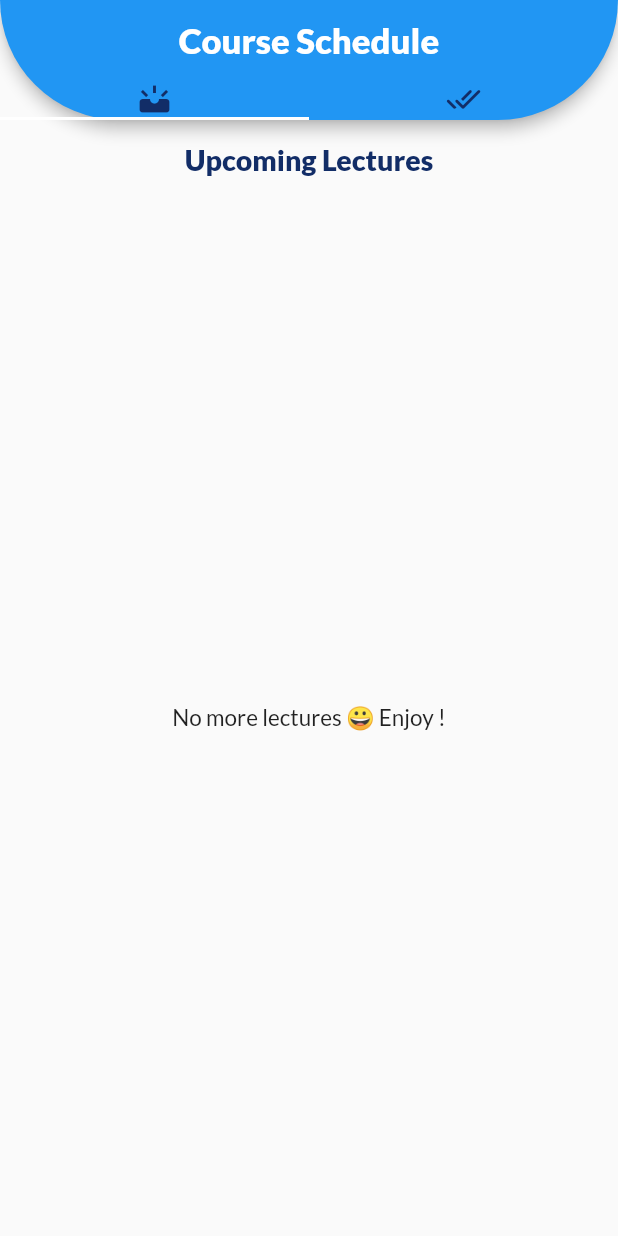
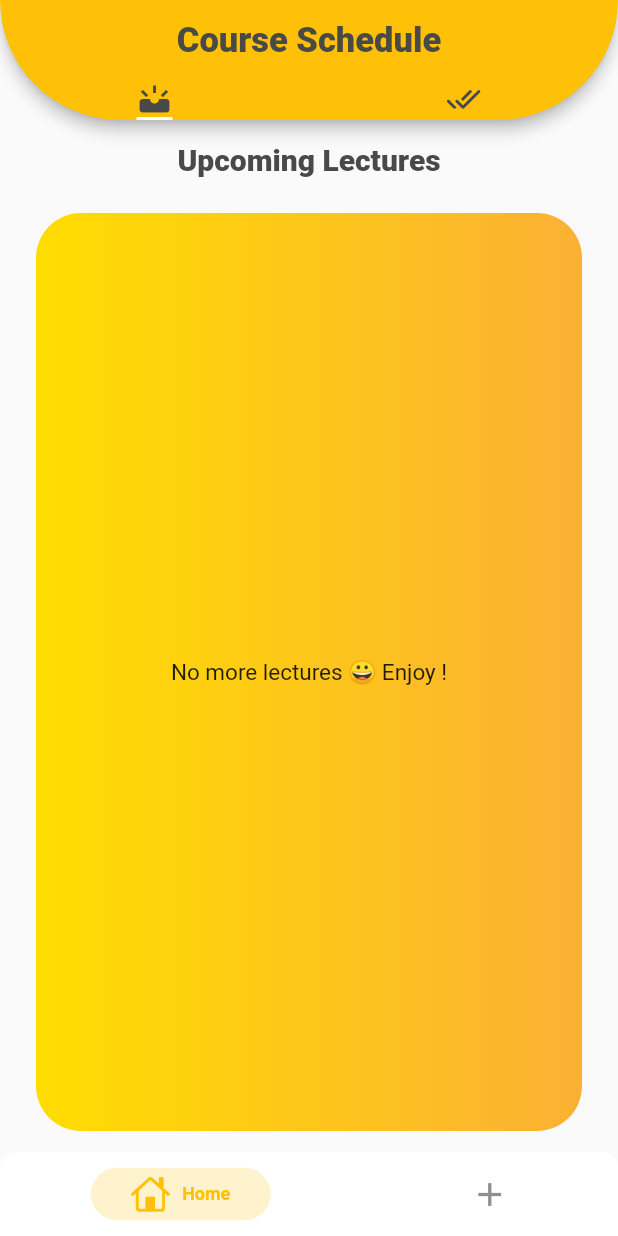
Before and after one commit to ykdromar/Course-Schedule, a Flutter app: the screen it shows after launch, on a phone screen of 412 x 824 dp. Run offline on Flutter 3.47's test engine with Material 2 defaults, Android fonts, the phone set to English and light mode, and no system bars; drawn by our look-alikes of persistent_bottom_nav_bar; our stand-ins replace google_fonts, splashscreen, sqflite; missing offline and left inert: flutter_animator; accounts and stored records are empty; Roboto replaces fonts that are missing (Actor).

Commit message:
changed theme

```diff
--- a/lib/main.dart
+++ b/lib/main.dart
@@ -2,20 +2,14 @@
 import 'package:flutter/material.dart';
 import 'package:intl/intl.dart';
 import 'package:ykdromar_iitk_course_management/screens/CoursePage.dart';
-import 'package:ykdromar_iitk_course_management/screens/editData.dart';
+import 'package:ykdromar_iitk_course_management/screens/addCourses.dart';
+import 'package:ykdromar_iitk_course_management/screens/homeScreen.dart';
 import 'package:ykdromar_iitk_course_management/utils/routes.dart';
 import 'package:ykdromar_iitk_course_management/utils/theme.dart';
 import 'package:google_fonts/google_fonts.dart';
 
 import 'package:splashscreen/splashscreen.dart';
-import 'package:flutter_animator/flutter_animator.dart';
-import 'package:flutter_launcher_icons/android.dart';
-import 'package:flutter_launcher_icons/constants.dart';
-import 'package:flutter_launcher_icons/custom_exceptions.dart';
-import 'package:flutter_launcher_icons/ios.dart';
-import 'package:flutter_launcher_icons/main.dart';
-import 'package:flutter_launcher_icons/utils.dart';
-import 'package:flutter_launcher_icons/xml_templates.dart';
+
 void main(){
   runApp(myApp());
 }
@@ -28,8 +22,9 @@ class myApp extends StatelessWidget{
       home: Splash2(),
       theme: Themes.myTheme,
       routes:{
-        routes.homeRoute:(context)=>CoursePage(),
-        routes.editRoute:(context)=>EditData(),
+        routes.courseRoute:(context)=>CoursePage(),
+        routes.editRoute:(context)=>AddCourse(),
+        routes.homeRoute:(context)=>Home(),
 
       }
 
@@ -42,12 +37,12 @@ class Splash2 extends StatelessWidget {
   @override
   Widget build(BuildContext context) {
     return SplashScreen(
-seconds: 3,
-      navigateAfterSeconds: CoursePage(),
-      title:Text("Welcome Yash", textScaleFactor: 2,style: TextStyle(color: Themes.darkBlue),),
-      image: Image.asset("assets/images/dna3.png", scale: 2,),
+seconds: 2,
+      navigateAfterSeconds: Home(),
+      title:Text("Welcome", textScaleFactor: 2,style: TextStyle(color: Themes.darkBlue),),
+      image: Image.asset("assets/images/splash.jpg", scale: 1,),
       loadingText: Text("Loading Please Wait..."),
-      photoSize: 220.0,
+      photoSize: 240.0,
       loaderColor: Themes.darkBlue,
 
     );
--- a/lib/screens/CoursePage.dart
+++ b/lib/screens/CoursePage.dart
@@ -45,11 +45,11 @@ class _CoursePageState extends State<CoursePage> {
         appBar: PreferredSize(
             preferredSize: Size.fromHeight(80.0) , // here the desired height
             child: AppBar(
-              title: Center(child: const Text("Course Schedule",style: TextStyle(fontSize: 23,fontWeight: FontWeight.w900), )),
-              backgroundColor: Colors.blue,
+              title: Center(child:  Text("Course Schedule",style: TextStyle(color:Themes.darkBlue,fontSize: 23,fontWeight: FontWeight.w900), )),
+              backgroundColor: Colors.amber,
               shape: RoundedRectangleBorder(borderRadius: BorderRadius.vertical(bottom: Radius.circular(80))),
               bottom: TabBar(
-
+                indicatorSize: TabBarIndicatorSize.label,
                 tabs: [
                   Icon(Icons.upcoming,color: Themes.darkBlue,),
                   Icon(Icons.done_all_rounded,color: Themes.darkBlue,),
@@ -77,18 +77,29 @@ class courseList extends StatelessWidget {
   Widget build(BuildContext context){
     return Column(
       children: [
-    Padding(padding: EdgeInsets.all(15),
+    Padding(padding: EdgeInsets.only(top:15),
                 child: Text("Upcoming Lectures",
                   style: TextStyle(
                     fontWeight: FontWeight.w900,
-                    fontSize: 19,
+                    fontSize: 20,
                     color: Themes.darkBlue,
 
                   ),
                 ),
               ),
         Expanded(
+          child: Padding(
+            padding: const EdgeInsets.all(24.0),
             child: Container(
+              decoration: BoxDecoration(
+                borderRadius: BorderRadius.circular(30),
+                gradient: LinearGradient(
+                  colors: [
+                    Themes.yellow1,
+                    Themes.yellow2,
+                  ]
+                )
+              ),
                 child: FutureBuilder(
                 future: databaseHelper.futureCourseList,
                 builder:(context,AsyncSnapshot<List<Course>> snapshot){
@@ -104,6 +115,7 @@ class courseList extends StatelessWidget {
                       },
                     );
                     },
+              ),
             ),
           ),
         ),
@@ -123,14 +135,25 @@ class courseListPast extends StatelessWidget {
               child: Text("Past Lectures",
                 style: TextStyle(
                   fontWeight: FontWeight.bold,
-                  fontSize: 19,
+                  fontSize: 20,
                   color: Themes.darkBlue,
 
                 ),
               ),
               ),
         Expanded(
+          child: Padding(
+            padding: const EdgeInsets.all(24.0),
             child: Container(
+              decoration: BoxDecoration(
+                  borderRadius: BorderRadius.circular(30),
+                  gradient: LinearGradient(
+                      colors: [
+                        Themes.yellow1,
+                        Themes.yellow2,
+                      ]
+                  )
+              ),
               child: FutureBuilder(
                 future: databaseHelper.futureCourseList,
                 builder:(context,AsyncSnapshot<List<Course>> snapshot){
@@ -150,6 +173,7 @@ class courseListPast extends StatelessWidget {
               ),
             ),
           ),
+        ),
       ],
     );
 
--- /dev/null
+++ b/lib/screens/homeScreen.dart
@@ -0,0 +1,62 @@
+import 'package:flutter/cupertino.dart';
+import 'package:flutter/material.dart';
+import 'package:persistent_bottom_nav_bar/persistent-tab-view.dart';
+import 'package:ykdromar_iitk_course_management/screens/CoursePage.dart';
+import 'package:ykdromar_iitk_course_management/screens/addCourses.dart';
+
+class Home extends StatelessWidget{
+  PersistentTabController _controller = PersistentTabController(initialIndex: 0);
+  List<Widget> _buildScreens() {
+    return [
+      CoursePage(),
+      AddCourse(),
+    ];
+  }
+  List<PersistentBottomNavBarItem> _navBarsItems() {
+    return [
+      PersistentBottomNavBarItem(
+        icon: Icon(CupertinoIcons.home),
+        title: ("Home"),
+        activeColorPrimary: Colors.amber,
+        inactiveColorPrimary: CupertinoColors.systemGrey,
+      ),
+      PersistentBottomNavBarItem(
+        icon: Icon(Icons.add),
+        title: ("Add Course"),
+        activeColorPrimary: Colors.amber,
+        inactiveColorPrimary: CupertinoColors.systemGrey,
+      ),
+    ];
+  }
+  @override
+  Widget build(BuildContext context){
+    return PersistentTabView(context,
+        screens:_buildScreens(),
+      items: _navBarsItems(),
+      confineInSafeArea: true,
+      backgroundColor: Colors.white, // Default is Colors.white.
+      handleAndroidBackButtonPress: true, // Default is true.
+      resizeToAvoidBottomInset: true, // This needs to be true if you want to move up the screen when keyboard appears. Default is true.
+      stateManagement: true, // Default is true.
+      hideNavigationBarWhenKeyboardShows: true, // Recommended to set 'resizeToAvoidBottomInset' as true while using this argument. Default is true.
+      decoration: NavBarDecoration(
+        borderRadius: BorderRadius.circular(10.0),
+        colorBehindNavBar: Colors.white,
+      ),
+      popAllScreensOnTapOfSelectedTab: true,
+      popActionScreens: PopActionScreensType.all,
+      itemAnimationProperties: ItemAnimationProperties( // Navigation Bar's items animation properties.
+        duration: Duration(milliseconds: 200),
+        curve: Curves.ease,
+      ),
+      screenTransitionAnimation: ScreenTransitionAnimation( // Screen transition animation on change of selected tab.
+        animateTabTransition: true,
+        curve: Curves.ease,
+        duration: Duration(milliseconds: 200),
+      ),
+      navBarStyle: NavBarStyle.style1,
+
+    );
+
+  }
+}
--- a/lib/utils/routes.dart
+++ b/lib/utils/routes.dart
@@ -4,4 +4,5 @@ import 'package:flutter/material.dart';
 class routes{
   static final String homeRoute="/home";
   static final String editRoute="/edit";
+  static final String courseRoute="/course";
 }
--- a/lib/utils/theme.dart
+++ b/lib/utils/theme.dart
@@ -2,10 +2,12 @@ import 'package:flutter/material.dart';
 import 'package:google_fonts/google_fonts.dart';
 
 class Themes {
-  static Color darkBlue=Color(0xff122d67);
+  static Color darkBlue=Color(0xff494948);
+  static Color yellow1=Color(0xffFFDD00);
+  static Color yellow2=Color(0xffFBB034);
 static ThemeData myTheme=ThemeData(
-  primarySwatch: Colors.blue,
-  fontFamily: GoogleFonts.lato().fontFamily,
+  primarySwatch: Colors.amber,
+  fontFamily: GoogleFonts.actor().fontFamily,
 );
 
 
--- a/pubspec.yaml
+++ b/pubspec.yaml
@@ -43,6 +43,7 @@ dependencies:
   sqflite: ^2.0.3
   path_provider: ^2.0.11
   path: ^1.8.1
+  persistent_bottom_nav_bar: ^4.0.2
 
 dev_dependencies:
   flutter_test:
```
Also changed, not shown: lib/screens/addCourses.dart (added, +227 -0 lines), lib/screens/editData.dart (deleted, +0 -203 lines), lib/utils/courseTile.dart (+8 -6 lines), assets/images/bio.jpg (deleted), assets/images/dna1.gif (deleted), assets/images/dna2.jpg (deleted), assets/images/dna3.png (deleted), assets/images/electro.png (deleted), assets/images/human.jpg (deleted), assets/images/logo.png (deleted), assets/images/splash.jpg (added), assets/images/ta.jpg (deleted), pubspec.lock, 6 other files. Lines whose indentation alone changed are shown as unchanged.
